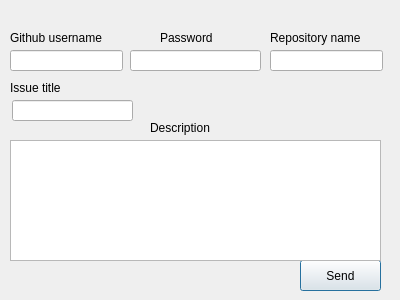
The window that Client/issuecreator.ui (ToshUxanoff/P2P-Chat) describes before a commit, drawn with Qt 5.
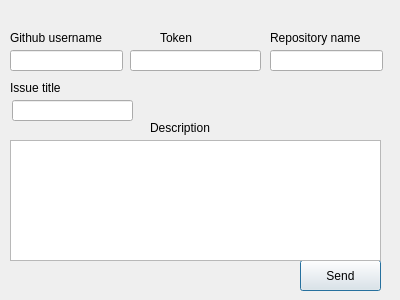
The same window after the commit.

Diff of the .ui file:
```diff
--- a/Client/issuecreator.ui
+++ b/Client/issuecreator.ui
@@ -101,7 +101,7 @@
     </rect>
    </property>
    <property name="text">
-    <string>Password</string>
+    <string>Token</string>
    </property>
   </widget>
   <widget class="QLabel" name="label_3">
```
